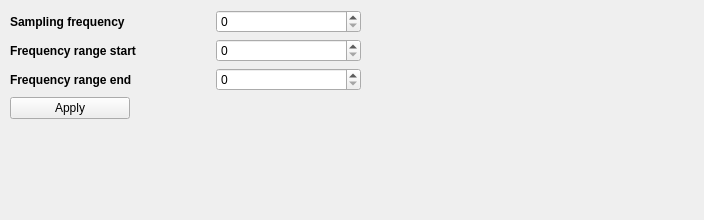
This is source/serialplot/src/fftcontrol.ui in KacperJanowski98/SerialPlot-Biomedical-Signals as Qt 5 draws it before an edit. The edited form follows.
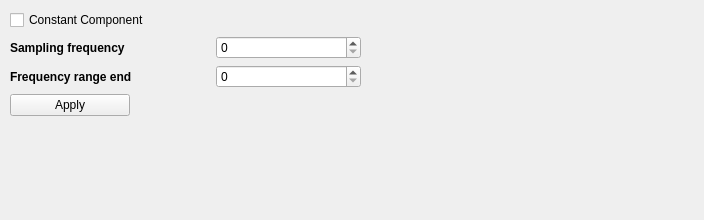
This is the edited form.

Commit message: Changing the FFT configuration panel

What changed in the file:
```diff
--- a/source/serialplot/src/fftcontrol.ui
+++ b/source/serialplot/src/fftcontrol.ui
@@ -23,7 +23,7 @@
     </rect>
    </property>
    <layout class="QFormLayout" name="formLayout">
-    <item row="0" column="0">
+    <item row="1" column="0">
      <widget class="QLabel" name="label_sampling">
       <property name="sizePolicy">
        <sizepolicy hsizetype="Minimum" vsizetype="Preferred">
@@ -47,45 +47,14 @@
       </property>
      </widget>
     </item>
-    <item row="0" column="1">
-     <widget class="QSpinBox" name="spinBoxSampling">
-      <property name="maximum">
-       <number>10000000</number>
-      </property>
-      <property name="value">
-       <number>0</number>
-      </property>
-     </widget>
-    </item>
-    <item row="1" column="0">
-     <widget class="QLabel" name="label_start">
-      <property name="sizePolicy">
-       <sizepolicy hsizetype="Minimum" vsizetype="Preferred">
-        <horstretch>0</horstretch>
-        <verstretch>0</verstretch>
-       </sizepolicy>
-      </property>
-      <property name="minimumSize">
-       <size>
-        <width>200</width>
-        <height>0</height>
-       </size>
-      </property>
-      <property name="font">
-       <font>
-        <bold>true</bold>
-       </font>
-      </property>
-      <property name="text">
-       <string>Frequency range start</string>
-      </property>
-     </widget>
-    </item>
     <item row="1" column="1">
-     <widget class="QSpinBox" name="spinBoxStart">
+     <widget class="QSpinBox" name="spinBoxSampling">
       <property name="maximum">
        <number>10000000</number>
       </property>
+      <property name="value">
+       <number>0</number>
+      </property>
      </widget>
     </item>
     <item row="2" column="0">
@@ -135,6 +104,20 @@
       </property>
      </widget>
     </item>
+    <item row="0" column="0">
+     <widget class="QCheckBox" name="cbConstComp">
+      <property name="text">
+       <string>Constant Component</string>
+      </property>
+     </widget>
+    </item>
+    <item row="0" column="1">
+     <widget class="QLabel" name="labelConstComp">
+      <property name="text">
+       <string/>
+      </property>
+     </widget>
+    </item>
    </layout>
   </widget>
  </widget>
```
The commit also changes 4 other files.
